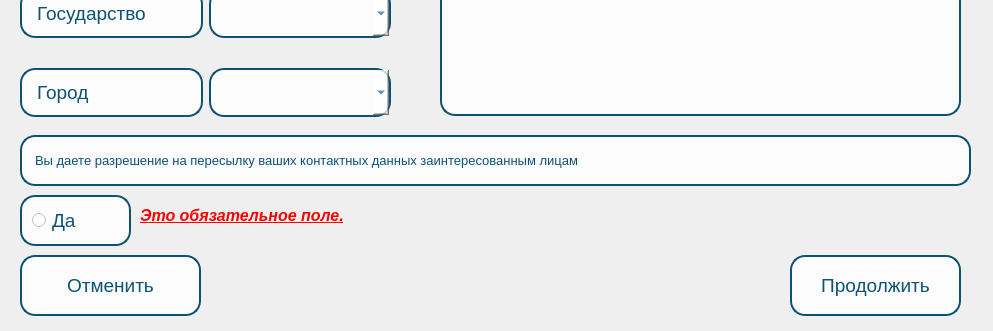
yshelev/nya, file Assets/WindowsUI/worker.ui: the form before one commit; both pictures show x 0 to 993 and y 375 to 706 of the 993 by 706 pixel window.
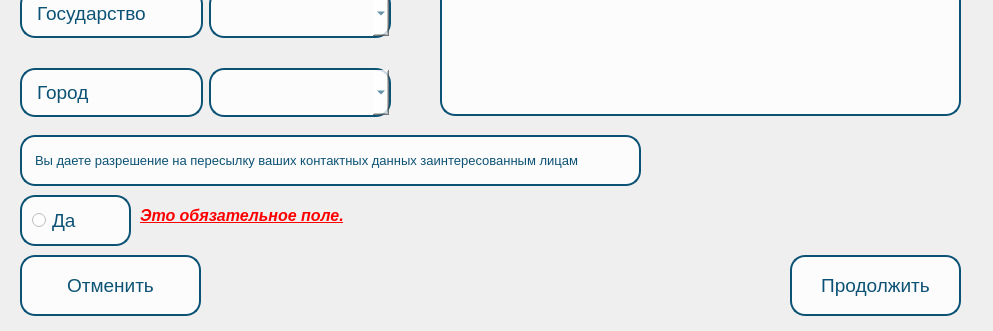
The form after the commit.

```diff
--- a/Assets/WindowsUI/worker.ui
+++ b/Assets/WindowsUI/worker.ui
@@ -311,7 +311,7 @@
      <rect>
       <x>20</x>
       <y>510</y>
-      <width>951</width>
+      <width>621</width>
       <height>51</height>
      </rect>
     </property>
```
